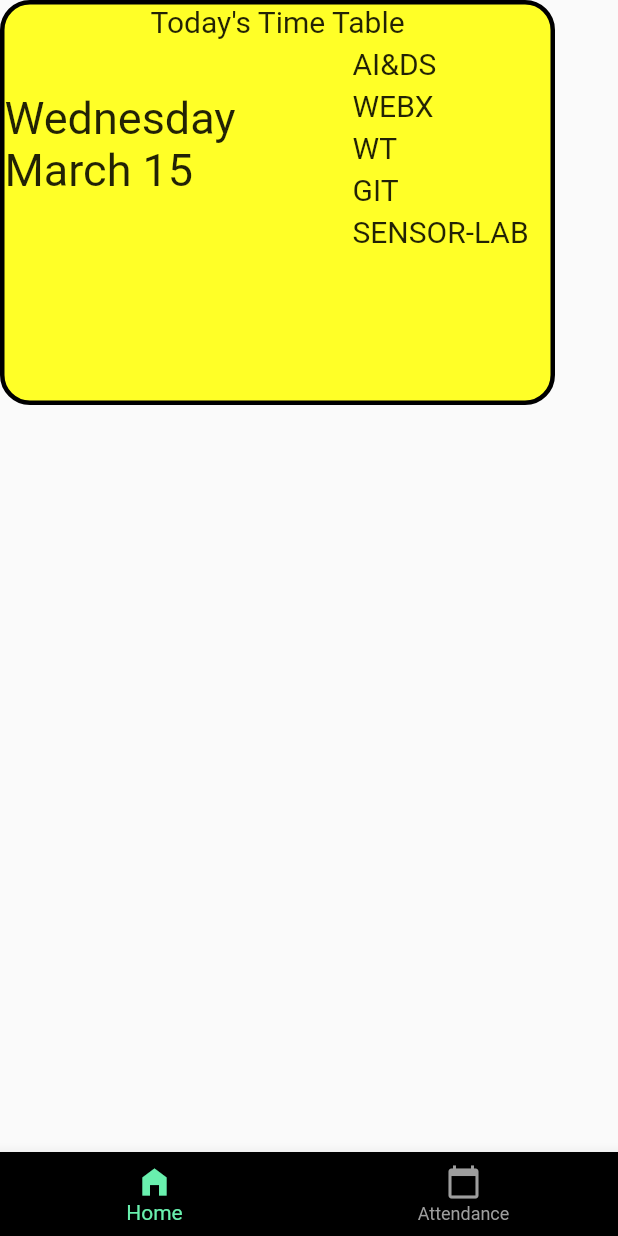
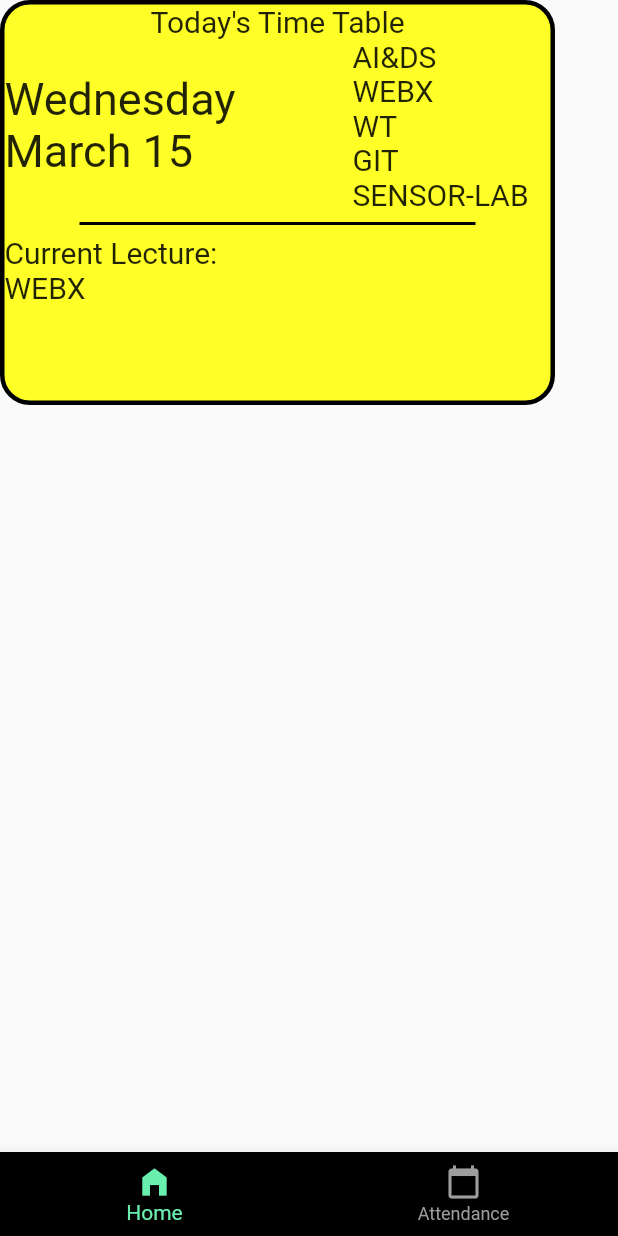
Before and after one commit to SohamDesai1/XIE-IT-HUB, a Flutter app: the screen it shows after launch, on a phone screen of 412 x 824 dp. Run offline on Flutter 3.47's test engine with Material 2 defaults, Android fonts, the phone set to English and light mode, and no system bars.

Commit message:
updated timetable display

```diff
--- a/lib/time_table.dart
+++ b/lib/time_table.dart
@@ -19,7 +19,9 @@ class TimeTable extends StatefulWidget {
 
 class _TimeTableState extends State<TimeTable> {
   var day;
+  var currLec;
   var isEvening = DateTime.now().hour;
+  var hour = DateTime.now().hour;
   var monday = ['GIT', 'WT', 'DMBI', 'AI&DS', 'BI-LAB'];
   var tuesday = ['WEBX', 'DMBI', 'Mini Project', 'Mini Project', 'MAD-LAB'];
   var wednesday = ['AI&DS', 'WEBX', 'WT', 'GIT', 'SENSOR-LAB'];
@@ -50,10 +52,37 @@ class _TimeTableState extends State<TimeTable> {
     }
   }
 
+  void getCurrentLec() {
+    if ((DateTime.now().hour == 8 && DateTime.now().minute >= 45) ||
+        (DateTime.now().hour == 9 && DateTime.now().minute < 45)) {
+      currLec = day[0];
+    }
+    if ((DateTime.now().hour == 9 && DateTime.now().minute >= 45) ||
+        (DateTime.now().hour == 10 && DateTime.now().minute <= 45)) {
+      currLec = day[1];
+    }
+    if ((DateTime.now().hour == 11 && DateTime.now().minute >= 0) ||
+        (DateTime.now().hour == 12 && DateTime.now().minute < 0)) {
+      currLec = day[2];
+    }
+    if ((DateTime.now().hour == 12 && DateTime.now().minute >= 0) ||
+        (DateTime.now().hour == 13 && DateTime.now().minute <= 0)) {
+      currLec = day[3];
+    }
+    if ((DateTime.now().hour == 13 && DateTime.now().minute >= 30) ||
+        (DateTime.now().hour == 15 && DateTime.now().minute < 30)) {
+      currLec = day[4];
+    }
+    if (DateTime.now().hour > 15 && DateTime.now().minute >= 30) {
+      currLec = "Din Khatam!!";
+    }
+  }
+
   @override
   Widget build(BuildContext context) {
     setState(() {
       getDay();
+      getCurrentLec();
     });
     return Scaffold(
       body: Container(
@@ -92,7 +121,9 @@ class _TimeTableState extends State<TimeTable> {
                     shrinkWrap: true,
                     itemBuilder: (context, index) {
                       return Padding(
-                        padding: const EdgeInsets.only(left: 50, top: 5),
+                        padding: const EdgeInsets.only(
+                          left: 50,
+                        ),
                         child: Text(
                           day[index],
                           style: TextStyle(fontSize: 20),
@@ -104,6 +135,19 @@ class _TimeTableState extends State<TimeTable> {
                 ),
               ],
             ),
+            Divider(
+              color: Colors.black,
+              thickness: 2,
+              endIndent: 50,
+              indent: 50,
+            ),
+            Container(
+              alignment: Alignment.centerLeft,
+              child: Text(
+                "Current Lecture:\n$currLec",
+                style: TextStyle(fontSize: 20),
+              ),
+            )
           ],
         ),
       ),
```
